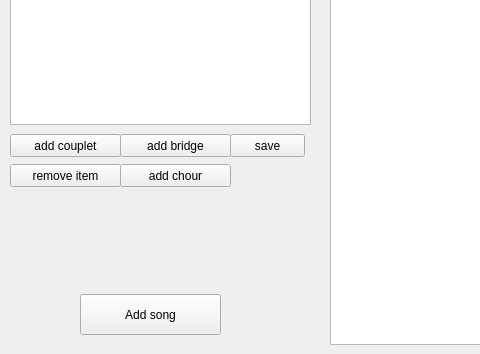
0xt1m/LyricVerse, file addSongWindow.ui: the form before one commit; both pictures show x 0 to 480 and y 186 to 540 of the 738 by 540 pixel window.
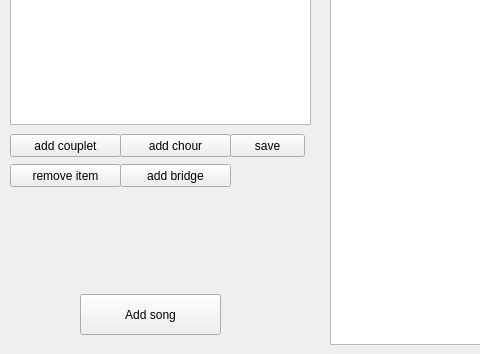
The form after the commit.

Commit message: now button add distributes all elements to lists

```diff
--- a/addSongWindow.ui
+++ b/addSongWindow.ui
@@ -47,7 +47,7 @@
     <property name="geometry">
      <rect>
       <x>120</x>
-      <y>350</y>
+      <y>320</y>
       <width>111</width>
       <height>23</height>
      </rect>
@@ -60,7 +60,7 @@
     <property name="geometry">
      <rect>
       <x>120</x>
-      <y>320</y>
+      <y>350</y>
       <width>111</width>
       <height>23</height>
      </rect>
```
Left out of the diff: 9 changed lines with no effect on the pictures. The commit also changes 4 other files.
